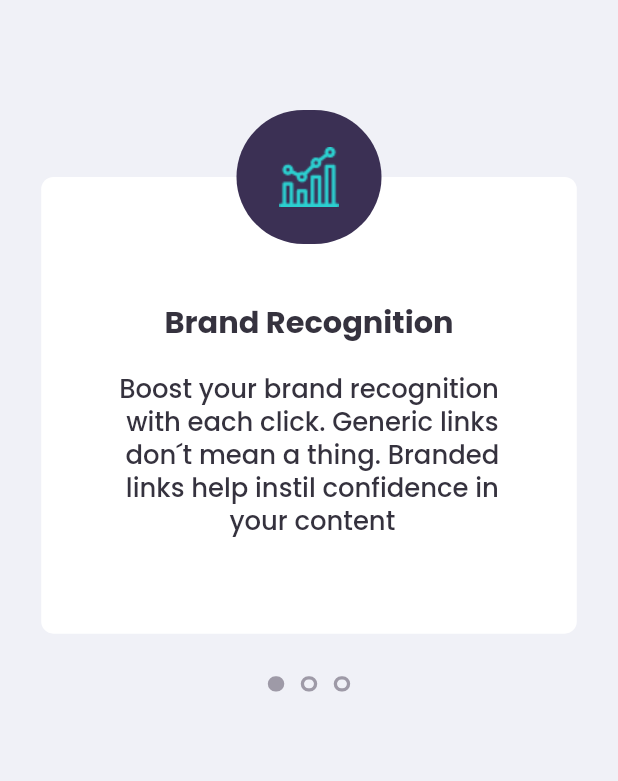
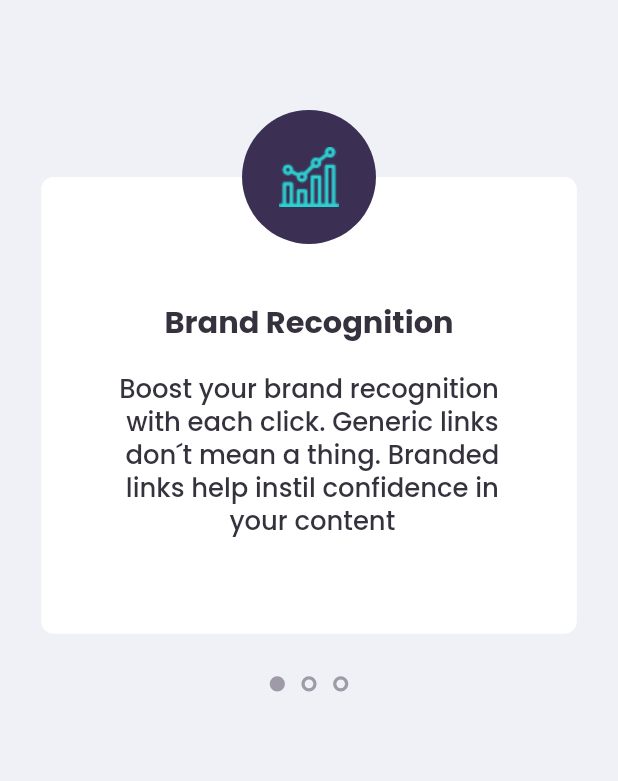
Before and after one commit to diegopontes87/shorten, a Flutter app: the screen it shows after launch, after a tap on "START", on a phone screen of 412 x 824 dp. Shown: the part 215-996 px from the top of the screen. Run offline on Flutter 3.47's test engine with Material 2 defaults, Android fonts, the phone set to English and light mode, and no system bars; our stand-ins replace dio, get, get_storage, google_fonts, multiple_result.

Commit message:
Responsive layout fixes
Adjusted layout sizes do be responsive into any screen
Find out that the last IOS version created a bug not letting me paste a text into a TextField

```diff
--- a/shortly/lib/core/presentation/home/page/home_page.dart
+++ b/shortly/lib/core/presentation/home/page/home_page.dart
@@ -1,4 +1,5 @@
 import 'package:flutter/material.dart';
+import 'package:flutter/services.dart';
 import 'package:get/get.dart';
 import 'package:shortly/core/presentation/home/controller/home_controller.dart';
 import 'package:shortly/shared/res/app_assets.dart';
@@ -28,6 +29,8 @@ class HomePage extends GetWidget<HomeController> {
                     margin: EdgeInsets.only(top: 83.propHeight()),
                   ),
                   AppImageWidget(
+                    height: 324.propHeight(),
+                    width: Get.width,
                     alignment: Alignment.centerRight,
                     assetImagePath: AppAssets.backgroundIllustration,
                     margin: EdgeInsets.only(top: 20.propHeight()),
@@ -62,7 +65,7 @@ class HomePage extends GetWidget<HomeController> {
     );
   }
 
-  void errorSnackBar(String error){
+  void errorSnackBar(String error) {
     Get.snackbar(AppStrings.error, error);
   }
 }
--- a/shortly/lib/core/presentation/onboarding/page/onboarding_page.dart
+++ b/shortly/lib/core/presentation/onboarding/page/onboarding_page.dart
@@ -48,7 +48,7 @@ class OnboardingPage extends StatelessWidget {
                 currentWidgetIndex: controller.currentPageIndex,
                 indicatorBorderColor: Theme.of(context).colorScheme.onSurface,
                 indicatorBackgroundColor: Theme.of(context).colorScheme.onSurface,
-                indicatorRadius: 10.propWidth(),
+                indicatorRadius: 10.propHeight(),
                 indicatorBorderWidth: 2.propWidth(),
               ),
               Container(
--- a/shortly/lib/core/presentation/onboarding/page/onboarding_page_list.dart
+++ b/shortly/lib/core/presentation/onboarding/page/onboarding_page_list.dart
@@ -8,33 +8,27 @@ import 'package:shortly/shared/extensions/app_sizes_extensions.dart';
 class OnboardingPageList {
   static List<Widget> pageViewWidgetList = [
     AppCardWidget(
-      imageBackgroundHeight: 88.propHeight(),
-      imageBackgroundWidth: 88.propWidth(),
       imageBackgroundColor: Theme.of(Get.context!).colorScheme.primaryVariant,
       cardBackgroundColor: Theme.of(Get.context!).colorScheme.background,
-      imageBorderRadius: 44.propHeight(),
+      imageBorderRadius: 88.propHeight(),
       cardBorderRadius: 8.propHeight(),
       assetImagePath: AppAssets.diagramImage,
       cardTitle: AppStrings.firstOnboardingTitle,
       cardSubtitle: AppStrings.firstOnboardingSubtitle,
     ),
     AppCardWidget(
-      imageBackgroundHeight: 88.propHeight(),
-      imageBackgroundWidth: 88.propWidth(),
       imageBackgroundColor: Theme.of(Get.context!).colorScheme.primaryVariant,
       cardBackgroundColor: Theme.of(Get.context!).colorScheme.background,
-      imageBorderRadius: 44.propHeight(),
+      imageBorderRadius: 88.propHeight(),
       cardBorderRadius: 8.propHeight(),
       assetImagePath: AppAssets.gaugeImage,
       cardTitle: AppStrings.secondOnboardingTitle,
       cardSubtitle: AppStrings.secondOnboardingSubtitle,
     ),
     AppCardWidget(
-      imageBackgroundHeight: 88.propHeight(),
-      imageBackgroundWidth: 88.propWidth(),
       imageBackgroundColor: Theme.of(Get.context!).colorScheme.primaryVariant,
       cardBackgroundColor: Theme.of(Get.context!).colorScheme.background,
-      imageBorderRadius: 44.propHeight(),
+      imageBorderRadius: 88.propHeight(),
       cardBorderRadius: 8.propHeight(),
       assetImagePath: AppAssets.toolsImage,
       cardTitle: AppStrings.thirdOnboardingTitle,
--- a/shortly/lib/core/presentation/welcome/page/welcome_page.dart
+++ b/shortly/lib/core/presentation/welcome/page/welcome_page.dart
@@ -25,6 +25,8 @@ class WelcomePage extends StatelessWidget {
               margin: EdgeInsets.only(top: 83.propHeight()),
             ),
             AppImageWidget(
+              height: 324.propHeight(),
+              width: Get.width,
               alignment: Alignment.centerRight,
               assetImagePath: AppAssets.backgroundIllustration,
               margin: EdgeInsets.only(top: 20.propHeight()),
--- a/shortly/lib/main.dart
+++ b/shortly/lib/main.dart
@@ -1,4 +1,3 @@
-import 'package:device_preview/device_preview.dart';
 import 'package:flutter/material.dart';
 import 'package:get/get.dart';
 import 'package:get_storage/get_storage.dart';
@@ -7,20 +6,13 @@ import 'package:shortly/shared/themes/app_theme.dart';
 
 void main() async {
   await GetStorage.init();
-  runApp(
-    DevicePreview(
-      enabled: false,
-      builder: (context) => App(),
-    ),
-  );
+  runApp(App());
 }
 
 class App extends StatelessWidget {
   @override
   Widget build(BuildContext context) {
     return GetMaterialApp(
-      locale: DevicePreview.locale(context),
-      builder: DevicePreview.appBuilder,
       theme: AppTheme.lightTheme,
       initialRoute: AppRoutes.initialRoute,
       getPages: AppRoutes.routes,
--- a/shortly/lib/shared/widgets/atoms/carousel_indicator/app_carousel_indicator_widget.dart
+++ b/shortly/lib/shared/widgets/atoms/carousel_indicator/app_carousel_indicator_widget.dart
@@ -18,10 +18,14 @@ class AppCarouselIndicatorWidget extends StatelessWidget {
   Widget build(BuildContext context) {
     return Container(
       width: indicatorRadius,
+      height: indicatorRadius,
       margin: EdgeInsets.symmetric(horizontal: 5.propWidth()),
       decoration: BoxDecoration(
         color: indicatorBackgroundColor,
-        border: Border.all(width: indicatorBorderWidth ?? 1.propWidth(), color: indicatorBorderColor),
+        border: Border.all(
+          width: indicatorBorderWidth ?? 1.propWidth(),
+          color: indicatorBorderColor,
+        ),
         borderRadius: BorderRadius.all(
           Radius.circular(indicatorRadius),
         ),
--- a/shortly/lib/shared/widgets/atoms/images/app_circular_image_widget.dart
+++ b/shortly/lib/shared/widgets/atoms/images/app_circular_image_widget.dart
@@ -2,15 +2,11 @@ import 'package:flutter/material.dart';
 import 'package:shortly/shared/extensions/app_sizes_extensions.dart';
 
 class AppCircularImageWidget extends StatelessWidget {
-  final double imageBackgroundHeight;
-  final double imageBackgroundWidth;
   final Color? imageBackgroundColor;
   final double? imageBorderRadius;
   final String assetImagePath;
   AppCircularImageWidget({
     required this.assetImagePath,
-    required this.imageBackgroundHeight,
-    required this.imageBackgroundWidth,
     this.imageBackgroundColor,
     this.imageBorderRadius,
   });
@@ -20,12 +16,12 @@ class AppCircularImageWidget extends StatelessWidget {
     return Align(
       alignment: Alignment.topCenter,
       child: Container(
-        height: imageBackgroundHeight,
-        width: imageBackgroundWidth,
+        height: imageBorderRadius,
+        width: imageBorderRadius,
         decoration: BoxDecoration(
           color: imageBackgroundColor ?? Theme.of(context).colorScheme.primaryVariant,
           borderRadius: BorderRadius.all(
-            Radius.circular(imageBorderRadius ?? 44.propHeight()),
+            Radius.circular(imageBorderRadius ?? 88.propHeight()),
           ),
         ),
         child: Image.asset(assetImagePath),
--- a/shortly/lib/shared/widgets/atoms/images/app_image_widget.dart
+++ b/shortly/lib/shared/widgets/atoms/images/app_image_widget.dart
@@ -4,16 +4,22 @@ class AppImageWidget extends StatelessWidget {
   final String assetImagePath;
   final EdgeInsetsGeometry? margin;
   final AlignmentGeometry? alignment;
+  final double? height;
+  final double? width;
 
   AppImageWidget({
     this.margin,
     this.alignment,
+    this.height,
+    this.width,
     required this.assetImagePath,
   });
 
   @override
   Widget build(BuildContext context) {
     return Container(
+      height: height,
+      width: width,
       margin: margin,
       alignment: alignment,
       child: Image.asset(
--- a/shortly/lib/shared/widgets/atoms/text_fields/app_text_field_widget.dart
+++ b/shortly/lib/shared/widgets/atoms/text_fields/app_text_field_widget.dart
@@ -17,11 +17,17 @@ class AppTextFieldWidget extends StatelessWidget {
     return TextField(
       textAlign: TextAlign.center,
       textAlignVertical: TextAlignVertical.center,
-      controller: controller,
       enableInteractiveSelection: true,
       style: Theme.of(context).textTheme.bodyText1,
+      toolbarOptions: ToolbarOptions(
+        paste: true,
+        cut: true,
+        copy: true,
+        selectAll: true,
+      ),
+      readOnly: false,
+      focusNode: FocusNode(),
       decoration: InputDecoration(
-        isDense: true,
         enabledBorder: textFieldBorderColor(context, screenState, controller.text),
         focusedBorder: textFieldBorderColor(context, screenState, controller.text),
         hintText: hintText(context, screenState, controller.text),
@@ -50,16 +56,16 @@ class AppTextFieldWidget extends StatelessWidget {
   InputBorder? textFieldBorderColor(BuildContext context, ScreenState screenState, String? text) {
     if (screenState == ScreenState.validatingState && (text == null || text.isEmpty)) {
       return OutlineInputBorder(
-        borderRadius: BorderRadius.all(Radius.circular(4)),
+        borderRadius: BorderRadius.all(Radius.circular(4.propHeight())),
         borderSide: BorderSide(
           color: Theme.of(context).colorScheme.error,
-          width: 2.propWidth(),
+          width: 1.propWidth(),
         ),
       );
     } else {
       return OutlineInputBorder(
         borderRadius: BorderRadius.all(
-          Radius.circular(4),
+          Radius.circular(4.propHeight()),
         ),
         borderSide: BorderSide(
           color: Colors.transparent,
--- a/shortly/lib/shared/widgets/molecules/cards/app_bottom_action_card_widget.dart
+++ b/shortly/lib/shared/widgets/molecules/cards/app_bottom_action_card_widget.dart
@@ -43,7 +43,7 @@ class AppBottomActionCardWidget extends StatelessWidget {
                     color: Theme.of(context).colorScheme.background,
                     borderRadius: BorderRadius.all(
                       Radius.circular(
-                        4.propWidth(),
+                        4.propHeight(),
                       ),
                     ),
                   ),
--- a/shortly/lib/shared/widgets/molecules/cards/app_card_widget.dart
+++ b/shortly/lib/shared/widgets/molecules/cards/app_card_widget.dart
@@ -1,12 +1,9 @@
 import 'package:flutter/material.dart';
-import 'package:get/get.dart';
 import 'package:shortly/shared/extensions/app_sizes_extensions.dart';
 import 'package:shortly/shared/widgets/atoms/images/app_circular_image_widget.dart';
 import 'package:shortly/shared/widgets/atoms/text/app_text_widget.dart';
 
 class AppCardWidget extends StatelessWidget {
-  final double imageBackgroundHeight;
-  final double imageBackgroundWidth;
   final Color? imageBackgroundColor;
   final Color? cardBackgroundColor;
   final double? imageBorderRadius;
@@ -17,8 +14,6 @@ class AppCardWidget extends StatelessWidget {
 
   AppCardWidget({
     required this.assetImagePath,
-    required this.imageBackgroundHeight,
-    required this.imageBackgroundWidth,
     required this.cardTitle,
     required this.cardSubtitle,
     this.cardBackgroundColor,
@@ -66,8 +61,6 @@ class AppCardWidget extends StatelessWidget {
               ),
             ),
             AppCircularImageWidget(
-              imageBackgroundHeight: imageBackgroundHeight,
-              imageBackgroundWidth: imageBackgroundWidth,
               imageBackgroundColor: imageBackgroundColor,
               imageBorderRadius: imageBorderRadius,
               assetImagePath: assetImagePath,
```
